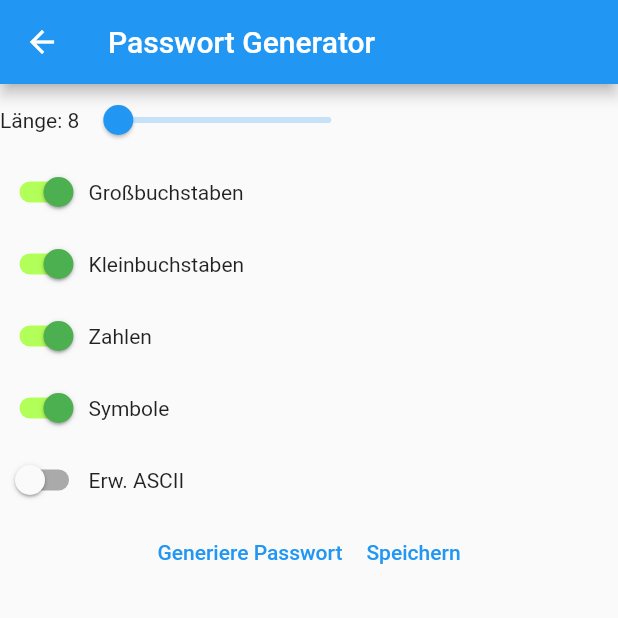
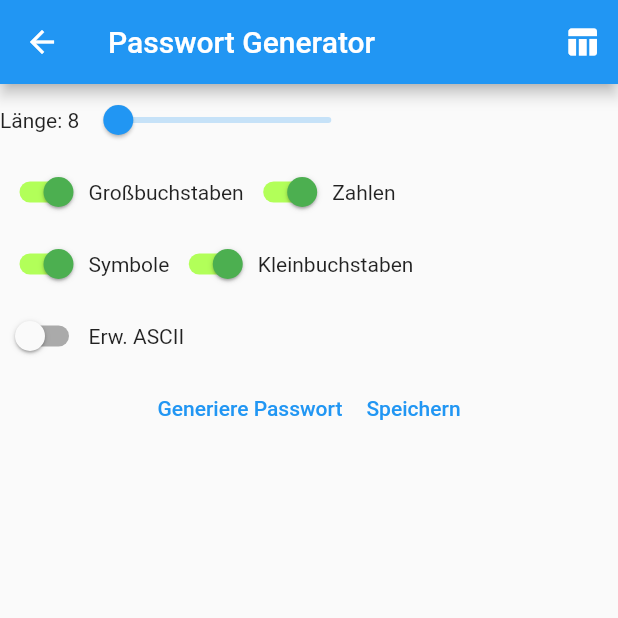
Before and after one commit to ErikNissen/Projekt-X, a Flutter app: the SecondScreen screen opened by its route, on a phone screen of 412 x 824 dp, the top half of it. Run offline on Flutter 3.47's test engine with Material 2 defaults, Android fonts, the phone set to English and light mode, and no system bars; our stand-ins replace cloud_firestore, firebase_auth, firebase_core; missing offline and left inert: steel_crypt; accounts and stored records are empty; network calls fail.

```diff
--- a/lib/main.dart
+++ b/lib/main.dart
@@ -1,6 +1,7 @@
 import 'package:flutter/material.dart';
 import 'crypto.dart' as crypto;
 import 'firebase.dart' as firebase;
+import 'package:firebase_core/firebase_core.dart';
 
 List _pwd = [];
 bool _UC = true;
@@ -10,18 +11,20 @@ bool _sym = true;
 bool _erwASCII = false;
 double _pwlen = 8;
 
-void main() {
+Future<void> main() async {
   runApp(
     MaterialApp(
       title: "Flutter ProjektX",
       initialRoute: '/',
       routes: {
         '/': (context) => firebase.LoginPage(),
+        '/register': (context) => firebase.RegisterPage(),
         '/second': (context) => const SecondScreen(),
         '/third': (context) => const ThirdScreen(),
       },
     )
   );
+  await Firebase.initializeApp();
 }
 
 /*****************************************************************
@@ -81,6 +84,16 @@ class SecondScreen extends StatelessWidget {
     return Scaffold(
         appBar: AppBar(
           title: const Text("Passwort Generator"),
+          actions: [
+            Center(
+              child: IconButton(
+                icon: Icon(Icons.table_chart),
+                onPressed: (){
+                  Navigator.pushNamed(context, '/third');
+                },
+              ),
+            )
+          ],
         ),
         body: SingleChildScrollView(
           child: Column(
@@ -142,6 +155,8 @@ class _pwOptions extends State<pwOptions> {
       children: [
         Row(
           children: [
+            Row(
+              children: [
                 Switch(
                   value: _UC,
                   onChanged: (value) {
@@ -155,6 +170,70 @@ class _pwOptions extends State<pwOptions> {
                 Tooltip(
                   message: 'Alle Großbuchstaben des Alphabets (ohne Umlaute).',
                   child: const Text("Großbuchstaben"),
+                  decoration: BoxDecoration(
+                    borderRadius: BorderRadius.circular(25),
+                    gradient: const LinearGradient(colors: <Color>[Colors.blue, Colors.lightBlue]),
+                  ),
+                  height: 20,
+                  padding: const EdgeInsets.all(8),
+                  preferBelow: false,
+                  textStyle: const TextStyle(
+                    fontSize: 12,
+                  ),
+                  showDuration: const Duration(seconds: 2),
+                  waitDuration: const Duration(seconds: 1),
+                )
+              ],
+            ),
+            Row(
+              children: [
+                Switch(
+                  value: _num,
+                  onChanged: (value) {
+                    setState(() {
+                      _num = value;
+                    });
+                  },
+                  activeTrackColor: Colors.lightGreenAccent,
+                  activeColor: Colors.green,
+                ),
+                Tooltip(
+                  message: 'Zahlen von 0-9.',
+                  child: const Text("Zahlen"),
+                  decoration: BoxDecoration(
+                    borderRadius: BorderRadius.circular(25),
+                    gradient: const LinearGradient(colors: <Color>[Colors.blue, Colors.lightBlue]),
+                  ),
+                  height: 20,
+                  padding: const EdgeInsets.all(8),
+                  preferBelow: false,
+                  textStyle: const TextStyle(
+                    fontSize: 12,
+                  ),
+                  showDuration: const Duration(seconds: 2),
+                  waitDuration: const Duration(seconds: 1),
+                )
+              ],
+            )
+          ],
+        ),
+        Row(
+          children: [
+            Row(
+              children: [
+                Switch(
+                  value: _sym,
+                  onChanged: (value) {
+                    setState(() {
+                      _sym = value;
+                    });
+                  },
+                  activeTrackColor: Colors.lightGreenAccent,
+                  activeColor: Colors.green,
+                ),
+                Tooltip(
+                  message: """!\\"§\$%&/()=?*'<>;,:.-_+#~@{[]}´`|°^""",
+                  child: const Text("Symbole"),
                   decoration: BoxDecoration(
                     borderRadius: BorderRadius.circular(25),
                     gradient: const LinearGradient(colors: <Color>[Colors.blue, Colors.lightBlue]),
@@ -200,64 +279,6 @@ class _pwOptions extends State<pwOptions> {
                 )
               ],
             ),
-        Row(
-          children: [
-            Switch(
-              value: _num,
-              onChanged: (value) {
-                setState(() {
-                  _num = value;
-                });
-              },
-              activeTrackColor: Colors.lightGreenAccent,
-              activeColor: Colors.green,
-            ),
-            Tooltip(
-              message: 'Zahlen von 0-9.',
-              child: const Text("Zahlen"),
-              decoration: BoxDecoration(
-                borderRadius: BorderRadius.circular(25),
-                gradient: const LinearGradient(colors: <Color>[Colors.blue, Colors.lightBlue]),
-              ),
-              height: 20,
-              padding: const EdgeInsets.all(8),
-              preferBelow: false,
-              textStyle: const TextStyle(
-                fontSize: 12,
-              ),
-              showDuration: const Duration(seconds: 2),
-              waitDuration: const Duration(seconds: 1),
-            )
-          ],
-        ),
-        Row(
-          children: [
-            Switch(
-              value: _sym,
-              onChanged: (value) {
-                setState(() {
-                  _sym = value;
-                });
-              },
-              activeTrackColor: Colors.lightGreenAccent,
-              activeColor: Colors.green,
-            ),
-            Tooltip(
-              message: """!\\"§\$%&/()=?*'<>;,:.-_+#~@{[]}´`|°^""",
-              child: const Text("Symbole"),
-              decoration: BoxDecoration(
-                borderRadius: BorderRadius.circular(25),
-                gradient: const LinearGradient(colors: <Color>[Colors.blue, Colors.lightBlue]),
-              ),
-              height: 20,
-              padding: const EdgeInsets.all(8),
-              preferBelow: false,
-              textStyle: const TextStyle(
-                fontSize: 12,
-              ),
-              showDuration: const Duration(seconds: 2),
-              waitDuration: const Duration(seconds: 1),
-            )
           ],
         ),
         Row(
--- a/pubspec.yaml
+++ b/pubspec.yaml
@@ -38,6 +38,7 @@ dependencies:
   cloud_firestore: ^3.1.0
   firebase_auth: ^3.2.0
   firebase_core: ^1.10.0
+  steel_crypt: ^3.0.0+1
 
 dev_dependencies:
   flutter_test:
```
Also changed, not shown: lib/crypto.dart (+10 -10 lines), lib/firebase.dart (+108 -4 lines). Lines whose indentation alone changed are shown as unchanged.
